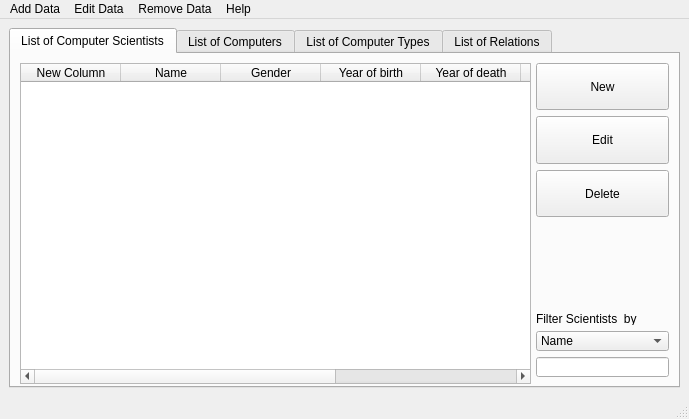
Above: UI/mainwindow.ui from JonOrnBrynjarsson/vN1w3H51 before the change. Below: the same form after it.
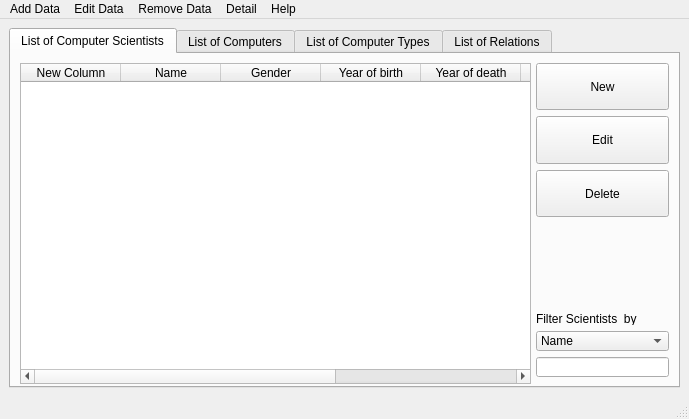
That is the form after the change. The open tabs and pages were chosen to show the change.

Commit message: right click og view menu

Diff of the .ui file:
```diff
--- a/UI/mainwindow.ui
+++ b/UI/mainwindow.ui
@@ -988,9 +988,18 @@
     <addaction name="separator"/>
     <addaction name="actionAbout_Computers_and_Scientists_Database"/>
    </widget>
+   <widget class="QMenu" name="menuDetail">
+    <property name="title">
+     <string>Detail</string>
+    </property>
+    <addaction name="actionView_scientist"/>
+    <addaction name="actionView_computer"/>
+    <addaction name="actionView_computer_type"/>
+   </widget>
    <addaction name="menuAdd_Data"/>
    <addaction name="menuEdit_Data"/>
    <addaction name="menuRemove_Data"/>
+   <addaction name="menuDetail"/>
    <addaction name="menuHelp"/>
   </widget>
   <action name="actionAdd_New_Computer_Scientist">
```
Left out of the diff: 32 changed lines with no effect on the pictures. The commit also changes 6 other files.
